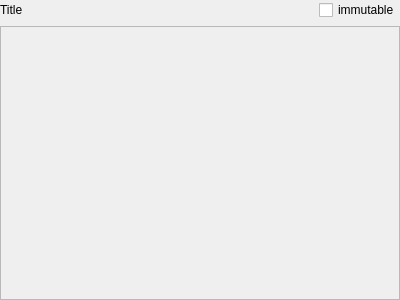
Old version of the form src/ui/helper/pGroupBox.ui in the repository ped-dyn-emp/PeTrack.
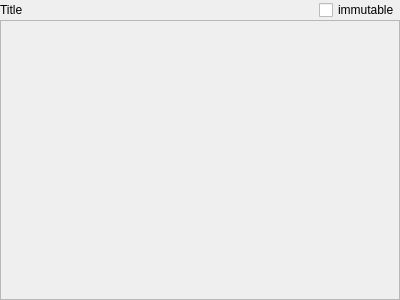
New version of the form. Custom widgets are drawn as their Qt base class.

Commit message: Fix pgroupboxframe border

Diff of the .ui file:
```diff
--- a/src/ui/helper/pGroupBox.ui
+++ b/src/ui/helper/pGroupBox.ui
@@ -14,6 +14,9 @@
    <string>Form</string>
   </property>
   <layout class="QVBoxLayout" name="verticalLayout">
+   <property name="spacing">
+    <number>0</number>
+   </property>
    <property name="leftMargin">
     <number>0</number>
    </property>
```
Left out of the diff: 6 changed lines with no effect on the pictures. The commit also changes 2 other files.
